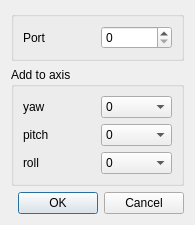
Above: tracker-udp/ftnoir_ftnclientcontrols.ui from opentrack/opentrack before the change. Below: the same form after it.
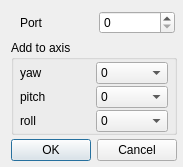
That is the form after the change. Icons and pictures are not drawn.

Commit message: tracker/udp: adjust margins in dialog

Patch:
```diff
--- a/tracker-udp/ftnoir_ftnclientcontrols.ui
+++ b/tracker-udp/ftnoir_ftnclientcontrols.ui
@@ -9,10 +9,16 @@
    <rect>
     <x>0</x>
     <y>0</y>
-    <width>195</width>
-    <height>224</height>
+    <width>181</width>
+    <height>166</height>
    </rect>
   </property>
+  <property name="sizePolicy">
+   <sizepolicy hsizetype="Preferred" vsizetype="Preferred">
+    <horstretch>0</horstretch>
+    <verstretch>0</verstretch>
+   </sizepolicy>
+  </property>
   <property name="windowTitle">
    <string>UDP tracker settings</string>
   </property>
@@ -26,19 +32,40 @@
   <property name="autoFillBackground">
    <bool>false</bool>
   </property>
-  <layout class="QVBoxLayout" name="verticalLayout">
-   <item>
-    <widget class="QGroupBox" name="groupBox">
+  <layout class="QGridLayout" name="gridLayout_2">
+   <property name="topMargin">
+    <number>2</number>
+   </property>
+   <property name="rightMargin">
+    <number>6</number>
+   </property>
+   <property name="bottomMargin">
+    <number>6</number>
+   </property>
+   <property name="horizontalSpacing">
+    <number>0</number>
+   </property>
+   <property name="verticalSpacing">
+    <number>4</number>
+   </property>
+   <item row="0" column="0">
+    <widget class="QFrame" name="frame">
      <property name="sizePolicy">
       <sizepolicy hsizetype="Preferred" vsizetype="Maximum">
        <horstretch>0</horstretch>
        <verstretch>0</verstretch>
       </sizepolicy>
      </property>
-     <property name="title">
-      <string/>
-     </property>
      <layout class="QGridLayout" name="gridLayout">
+      <property name="rightMargin">
+       <number>2</number>
+      </property>
+      <property name="bottomMargin">
+       <number>2</number>
+      </property>
+      <property name="spacing">
+       <number>2</number>
+      </property>
       <item row="0" column="0">
        <widget class="QLabel" name="label_5">
         <property name="text">
@@ -59,12 +86,30 @@
      </layout>
     </widget>
    </item>
-   <item>
+   <item row="1" column="0">
     <widget class="QGroupBox" name="groupBox_2">
      <property name="title">
       <string>Add to axis</string>
      </property>
      <layout class="QGridLayout" name="gridLayout_3">
+      <property name="leftMargin">
+       <number>6</number>
+      </property>
+      <property name="topMargin">
+       <number>2</number>
+      </property>
+      <property name="rightMargin">
+       <number>6</number>
+      </property>
+      <property name="bottomMargin">
+       <number>0</number>
+      </property>
+      <property name="horizontalSpacing">
+       <number>4</number>
+      </property>
+      <property name="verticalSpacing">
+       <number>2</number>
+      </property>
       <item row="0" column="0">
        <widget class="QLabel" name="label_7">
         <property name="text">
@@ -176,20 +221,7 @@
      </layout>
     </widget>
    </item>
-   <item>
-    <spacer name="verticalSpacer">
-     <property name="orientation">
-      <enum>Qt::Vertical</enum>
-     </property>
-     <property name="sizeHint" stdset="0">
-      <size>
-       <width>20</width>
-       <height>40</height>
-      </size>
-     </property>
-    </spacer>
-   </item>
-   <item>
+   <item row="2" column="0">
     <widget class="QDialogButtonBox" name="buttonBox">
      <property name="standardButtons">
       <set>QDialogButtonBox::Cancel|QDialogButtonBox::Ok</set>
```
